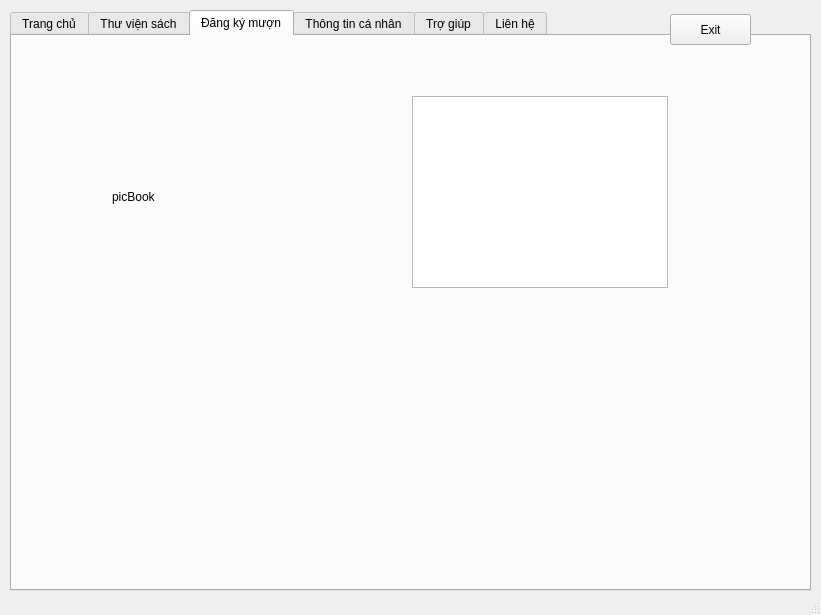
Qt form reader.ui (duydvu/Library) before a commit.
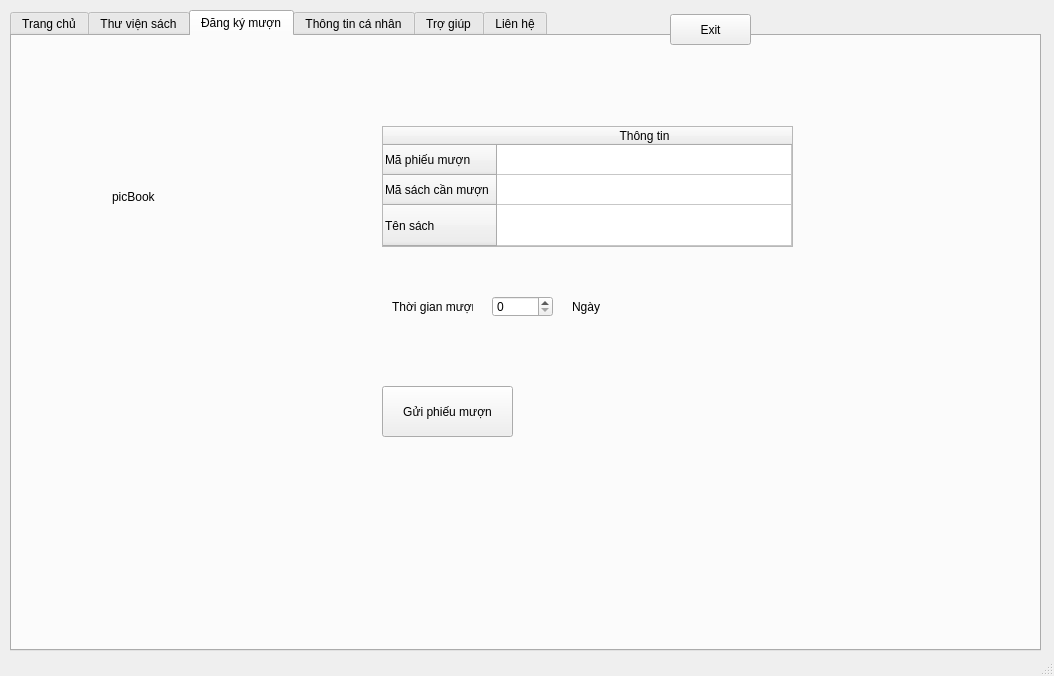
The same form after that commit. The open tabs and pages were chosen to show the change.

Diff of the .ui file:
```diff
--- a/reader.ui
+++ b/reader.ui
@@ -6,8 +6,8 @@
    <rect>
     <x>0</x>
     <y>0</y>
-    <width>821</width>
-    <height>615</height>
+    <width>1054</width>
+    <height>676</height>
    </rect>
   </property>
   <property name="windowTitle">
@@ -19,8 +19,8 @@
      <rect>
       <x>10</x>
       <y>10</y>
-      <width>801</width>
-      <height>581</height>
+      <width>1031</width>
+      <height>641</height>
      </rect>
     </property>
     <layout class="QGridLayout" name="gridLayout">
@@ -327,16 +327,6 @@
         <attribute name="title">
          <string>Đăng ký mượn</string>
         </attribute>
-        <widget class="QTextBrowser" name="textBrowser_4">
-         <property name="geometry">
-          <rect>
-           <x>400</x>
-           <y>60</y>
-           <width>256</width>
-           <height>192</height>
-          </rect>
-         </property>
-        </widget>
         <widget class="QLabel" name="picBook">
          <property name="geometry">
           <rect>
@@ -350,6 +340,94 @@
           <string>picBook</string>
          </property>
         </widget>
+        <widget class="QTableWidget" name="borInfo">
+         <property name="geometry">
+          <rect>
+           <x>370</x>
+           <y>90</y>
+           <width>411</width>
+           <height>121</height>
+          </rect>
+         </property>
+         <property name="editTriggers">
+          <set>QAbstractItemView::NoEditTriggers</set>
+         </property>
+         <attribute name="horizontalHeaderStretchLastSection">
+          <bool>true</bool>
+         </attribute>
+         <attribute name="verticalHeaderStretchLastSection">
+          <bool>true</bool>
+         </attribute>
+         <row>
+          <property name="text">
+           <string>Mã phiếu mượn</string>
+          </property>
+         </row>
+         <row>
+          <property name="text">
+           <string>Mã sách cần mượn</string>
+          </property>
+         </row>
+         <row>
+          <property name="text">
+           <string>Tên sách</string>
+          </property>
+         </row>
+         <column>
+          <property name="text">
+           <string>Thông tin</string>
+          </property>
+         </column>
+        </widget>
+        <widget class="QPushButton" name="send">
+         <property name="geometry">
+          <rect>
+           <x>370</x>
+           <y>350</y>
+           <width>131</width>
+           <height>51</height>
+          </rect>
+         </property>
+         <property name="text">
+          <string>Gửi phiếu mượn</string>
+         </property>
+        </widget>
+        <widget class="QLabel" name="label">
+         <property name="geometry">
+          <rect>
+           <x>380</x>
+           <y>260</y>
+           <width>81</width>
+           <height>21</height>
+          </rect>
+         </property>
+         <property name="text">
+          <string>Thời gian mượn</string>
+         </property>
+        </widget>
+        <widget class="QSpinBox" name="duration">
+         <property name="geometry">
+          <rect>
+           <x>480</x>
+           <y>260</y>
+           <width>61</width>
+           <height>21</height>
+          </rect>
+         </property>
+        </widget>
+        <widget class="QLabel" name="label_2">
+         <property name="geometry">
+          <rect>
+           <x>560</x>
+           <y>260</y>
+           <width>47</width>
+           <height>21</height>
+          </rect>
+         </property>
+         <property name="text">
+          <string>Ngày</string>
+         </property>
+        </widget>
        </widget>
        <widget class="QWidget" name="perInfo">
         <attribute name="title">
```
Left out of the diff: 16 changed lines with no effect on the pictures.
